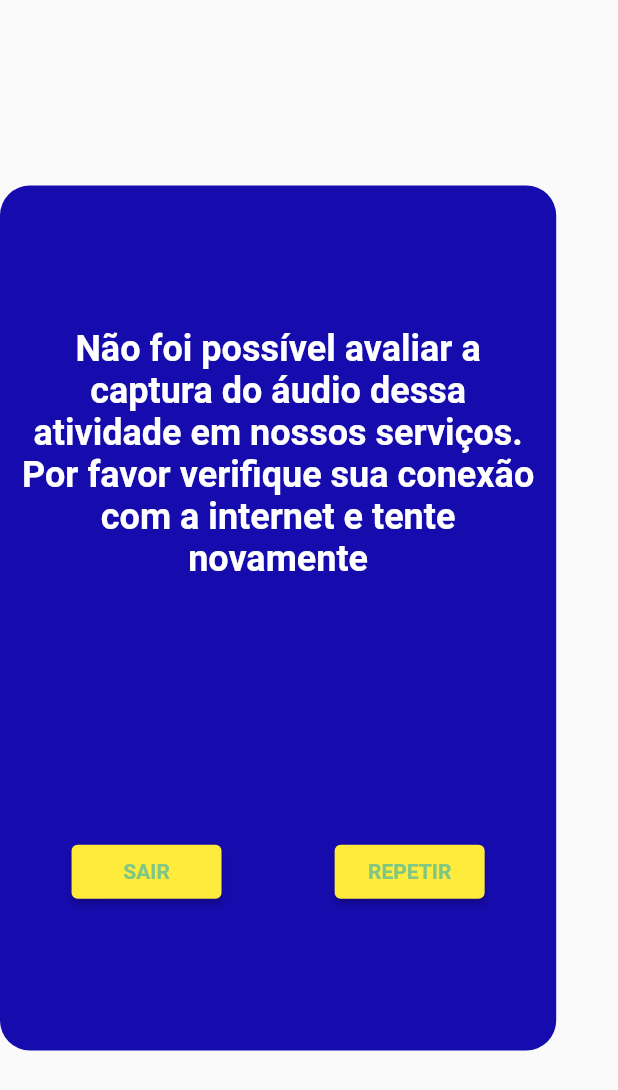
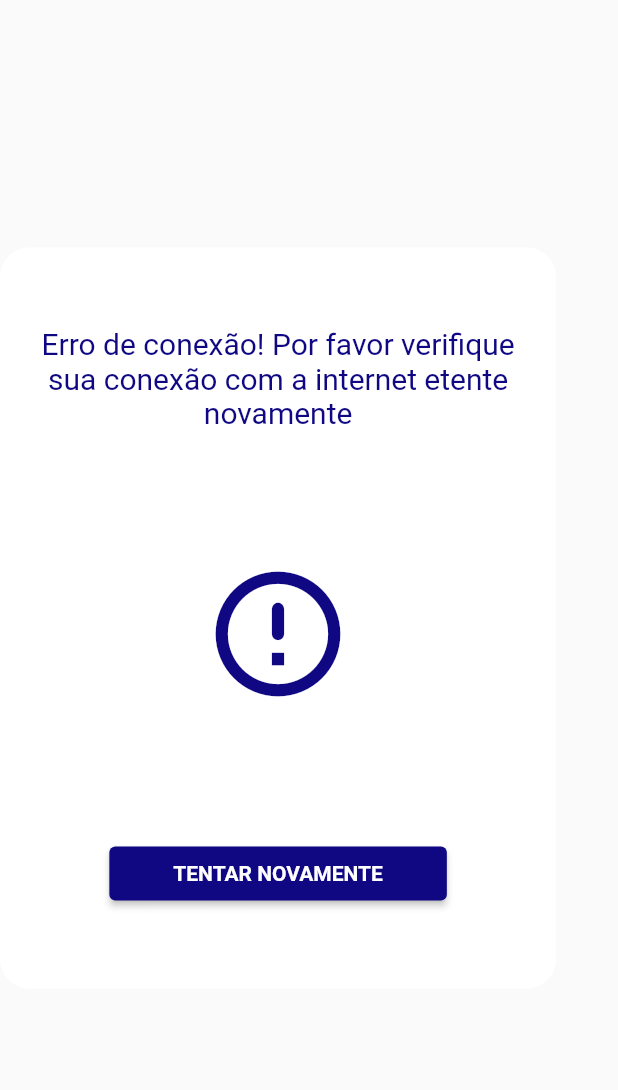
Before and after one commit to rogerio74/AppModeloEntrada, a Flutter app: the ErroConection widget shown alone on an empty page, opened directly, on a phone screen of 412 x 824 dp. Shown: the top 1090 px of the screen. Run offline on Flutter 3.47's test engine with Material 2 defaults, Android fonts, the phone set to English and light mode, and no system bars; our stand-ins replace audioplayers, connectivity, firebase_core, firebase_database, firebase_storage, permission_handler; missing offline and left inert: flutter_sound; accounts and stored records are empty; Roboto replaces fonts that are missing (MochiyPopOne).

Commit message:
Implementando tela de erro caso usuario não tenha conexão com a internet

```diff
--- a/lib/components/erro_internet.dart
+++ b/lib/components/erro_internet.dart
@@ -1,7 +1,7 @@
 import 'package:flutter/material.dart';
 
 class ErroConection extends StatelessWidget {
-  const ErroConection({ Key? key }) : super(key: key);
+  const ErroConection({Key? key}) : super(key: key);
 
   @override
   Widget build(BuildContext context) {
@@ -13,39 +13,51 @@ class ErroConection extends StatelessWidget {
         children: [
           Container(
             padding: const EdgeInsets.all(10),
-            height: MediaQuery.of(context).size.height * 0.7,
+            height: MediaQuery.of(context).size.height * 0.6,
             width: MediaQuery.of(context).size.width * 0.9,
-            decoration: BoxDecoration(borderRadius: const BorderRadius.all(Radius.circular(20)), color: Theme.of(context).colorScheme.secondary,),
-
+            decoration: const BoxDecoration(
+              borderRadius: BorderRadius.all(Radius.circular(20)),
+              color: Colors.white,
+            ),
             child: Column(
               mainAxisAlignment: MainAxisAlignment.spaceAround,
               crossAxisAlignment: CrossAxisAlignment.center,
               children: [
-                const Text('Não foi possível avaliar a captura do áudio dessa atividade em nossos serviços. Por favor verifique sua conexão com a internet e tente novamente',
-                style: TextStyle(fontSize: 24, fontWeight: FontWeight.bold, color: Colors.white),
+                const Text(
+                  'Erro de conexão! Por favor verifique sua conexão com a internet etente novamente',
+                  style: TextStyle(
+                      fontFamily: 'MochiyPopOne',
+                      fontSize: 20,
+                      //fontWeight: FontWeight.bold,
+                      color: Color(0xFF0f0882)),
                   textAlign: TextAlign.center,
+                ),
+                const Icon(
+                  Icons.error_outline_rounded,
+                  color: Color(0xFF0f0882),
+                  size: 100,
                 ),
                 Row(
                   mainAxisAlignment: MainAxisAlignment.spaceAround,
                   children: [
                     SizedBox(
-                     width: 100,
-                     child: ElevatedButton(onPressed: (){
+                      width: 225,
+                      child: ElevatedButton(
+                        onPressed: () {
                           Navigator.pop(context);
-                     }, child:  Text('SAIR', style: TextStyle(color: Theme.of(context).primaryColor, fontWeight: FontWeight.bold)),
+                        },
+                        child: const Text('TENTAR NOVAMENTE',
+                            style: TextStyle(
+                                fontFamily: 'MochiyPopOne',
+                                color: Colors.white,
+                                //Theme.of(context).primaryColor,
+                                fontWeight: FontWeight.bold)),
                         style: ElevatedButton.styleFrom(
-                       primary: Colors.yellow
-                     ),),
+                            primary: const Color(0xFF0f0882)),
                       ),
-                   SizedBox(
-                     width: 100,
-                     child: ElevatedButton(onPressed: (){}, child: Text('REPETIR', style: TextStyle(color: Theme.of(context).primaryColor, fontWeight:FontWeight.bold)),
-                     style: ElevatedButton.styleFrom(
-                       primary: Colors.yellow
                     ),
-                     ))
-                ],),
-
+                  ],
+                ),
               ],
             ),
           ),
```
Also changed, not shown: lib/components/reprodutor_wav.dart (+2 -13 lines), lib/models/check_connection.dart (added, +12 -0 lines), lib/screens/form_screen.dart (+38 -11 lines). Lines whose indentation alone changed are shown as unchanged.
